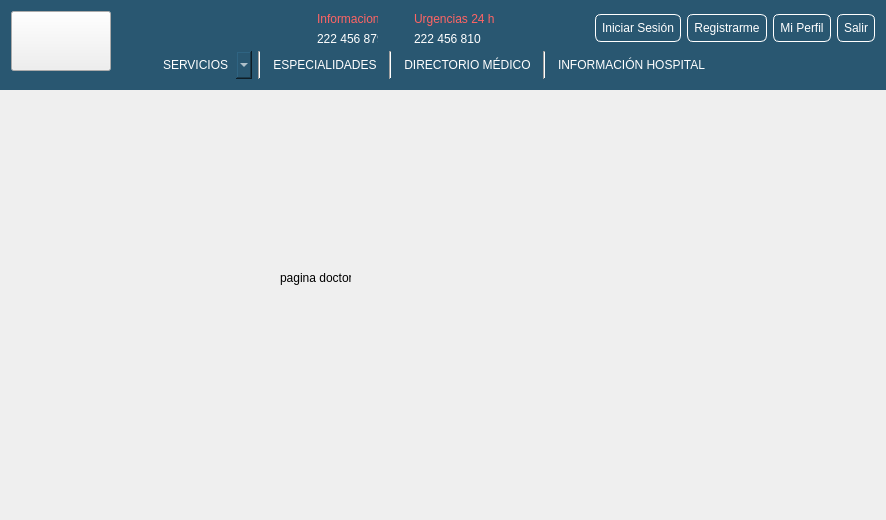
Old version of the form mainwindow.ui in the repository Laloses/Hospital.
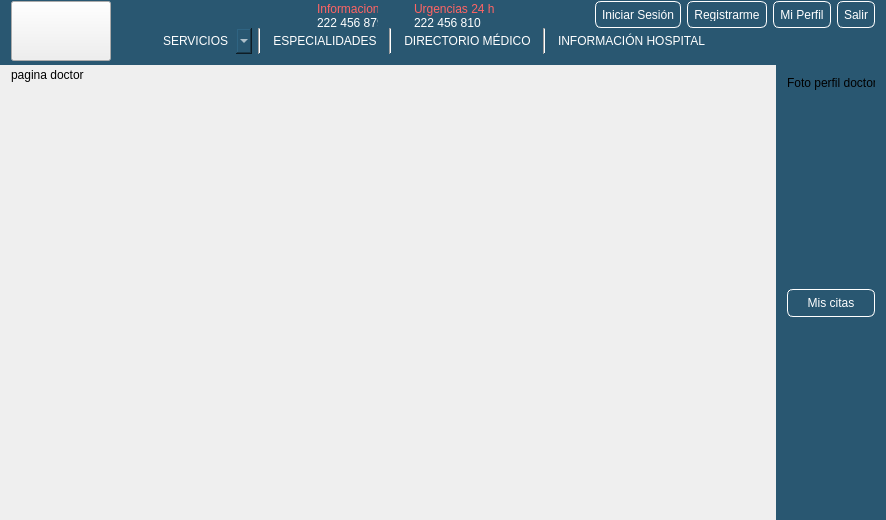
New version of the form. The open tabs and pages were chosen to show the change. Icons and pictures are not drawn.

Commit message: Añadir seccion doctor y mejorar login

```diff
--- a/mainwindow.ui
+++ b/mainwindow.ui
@@ -50,7 +50,7 @@
       <property name="maximumSize">
        <size>
         <width>16777215</width>
-        <height>90</height>
+        <height>65</height>
        </size>
       </property>
       <property name="styleSheet">
@@ -88,6 +88,12 @@
 }</string>
       </property>
       <layout class="QGridLayout" name="gridLayout_2">
+       <property name="topMargin">
+        <number>1</number>
+       </property>
+       <property name="verticalSpacing">
+        <number>0</number>
+       </property>
        <item row="0" column="0" colspan="9">
         <layout class="QHBoxLayout" name="horizontalLayout">
          <item>
@@ -124,6 +130,9 @@
          </item>
          <item>
           <layout class="QVBoxLayout" name="verticalLayout">
+           <property name="spacing">
+            <number>0</number>
+           </property>
            <item>
             <widget class="QLabel" name="label_informacion">
              <property name="minimumSize">
@@ -195,6 +204,9 @@
          </item>
          <item>
           <layout class="QVBoxLayout" name="verticalLayout_2">
+           <property name="spacing">
+            <number>0</number>
+           </property>
            <item>
             <widget class="QLabel" name="label_urgencias">
              <property name="minimumSize">
@@ -1808,19 +1820,135 @@
        </layout>
       </widget>
       <widget class="QWidget" name="page_doctor">
-       <widget class="QLabel" name="label_pagDoc">
-        <property name="geometry">
-         <rect>
-          <x>280</x>
-          <y>180</y>
-          <width>71</width>
-          <height>16</height>
-         </rect>
+       <property name="styleSheet">
+        <string notr="true">#widget_opcionesPerfilDoctor{
+	background-color: rgb(41, 87, 113);
+}</string>
+       </property>
+       <layout class="QGridLayout" name="gridLayout_9">
+        <property name="topMargin">
+         <number>0</number>
         </property>
-        <property name="text">
-         <string>pagina doctor</string>
+        <property name="rightMargin">
+         <number>0</number>
         </property>
-       </widget>
+        <property name="bottomMargin">
+         <number>0</number>
+        </property>
+        <item row="0" column="0">
+         <widget class="QLabel" name="label_pagDoc">
+          <property name="text">
+           <string>pagina doctor</string>
+          </property>
+         </widget>
+        </item>
+        <item row="0" column="1">
+         <spacer name="horizontalSpacer_29">
+          <property name="orientation">
+           <enum>Qt::Horizontal</enum>
+          </property>
+          <property name="sizeHint" stdset="0">
+           <size>
+            <width>686</width>
+            <height>20</height>
+           </size>
+          </property>
+         </spacer>
+        </item>
+        <item row="0" column="2" rowspan="2">
+         <widget class="QWidget" name="widget_opcionesPerfilDoctor" native="true">
+          <property name="minimumSize">
+           <size>
+            <width>110</width>
+            <height>412</height>
+           </size>
+          </property>
+          <property name="styleSheet">
+           <string notr="true">QPushButton{
+	background-color: rgb(41, 87, 113);
+	border-radius:6px;
+	border:1px solid #fff;
+	color:#fff;
+	padding:6px;
+	text-decoration:none;
+}
+QPushButton:hover{
+	background: rgb(111, 157, 183);
+	color: rgb(0, 0, 0);
+}
+QPushButton:focus{
+	background: rgb(51, 97, 123);
+	color: rgb(255, 255, 255);
+}</string>
+          </property>
+          <layout class="QVBoxLayout" name="verticalLayout_6">
+           <item>
+            <widget class="QLabel" name="label_imgPerfilDoctor">
+             <property name="minimumSize">
+              <size>
+               <width>0</width>
+               <height>0</height>
+              </size>
+             </property>
+             <property name="maximumSize">
+              <size>
+               <width>16777215</width>
+               <height>100</height>
+              </size>
+             </property>
+             <property name="text">
+              <string>Foto perfil doctor</string>
+             </property>
+            </widget>
+           </item>
+           <item>
+            <spacer name="verticalSpacer_13">
+             <property name="orientation">
+              <enum>Qt::Vertical</enum>
+             </property>
+             <property name="sizeHint" stdset="0">
+              <size>
+               <width>20</width>
+               <height>184</height>
+              </size>
+             </property>
+            </spacer>
+           </item>
+           <item>
+            <widget class="QPushButton" name="pushButton_citasDoc">
+             <property name="text">
+              <string>Mis citas</string>
+             </property>
+            </widget>
+           </item>
+           <item>
+            <spacer name="verticalSpacer_14">
+             <property name="orientation">
+              <enum>Qt::Vertical</enum>
+             </property>
+             <property name="sizeHint" stdset="0">
+              <size>
+               <width>20</width>
+               <height>183</height>
+              </size>
+             </property>
+            </spacer>
+           </item>
+          </layout>
+         </widget>
+        </item>
+        <item row="1" column="0" colspan="2">
+         <widget class="QStackedWidget" name="stackedWidget_perfilDoctor">
+          <property name="minimumSize">
+           <size>
+            <width>731</width>
+            <height>371</height>
+           </size>
+          </property>
+          <widget class="QWidget" name="page_miPerfilDoc"/>
+         </widget>
+        </item>
+       </layout>
       </widget>
       <widget class="QWidget" name="page_staff">
        <widget class="QLabel" name="label_pagPersonal">
```
Left out of the diff: 69 changed lines with no effect on the pictures. The commit also changes 4 other files.
